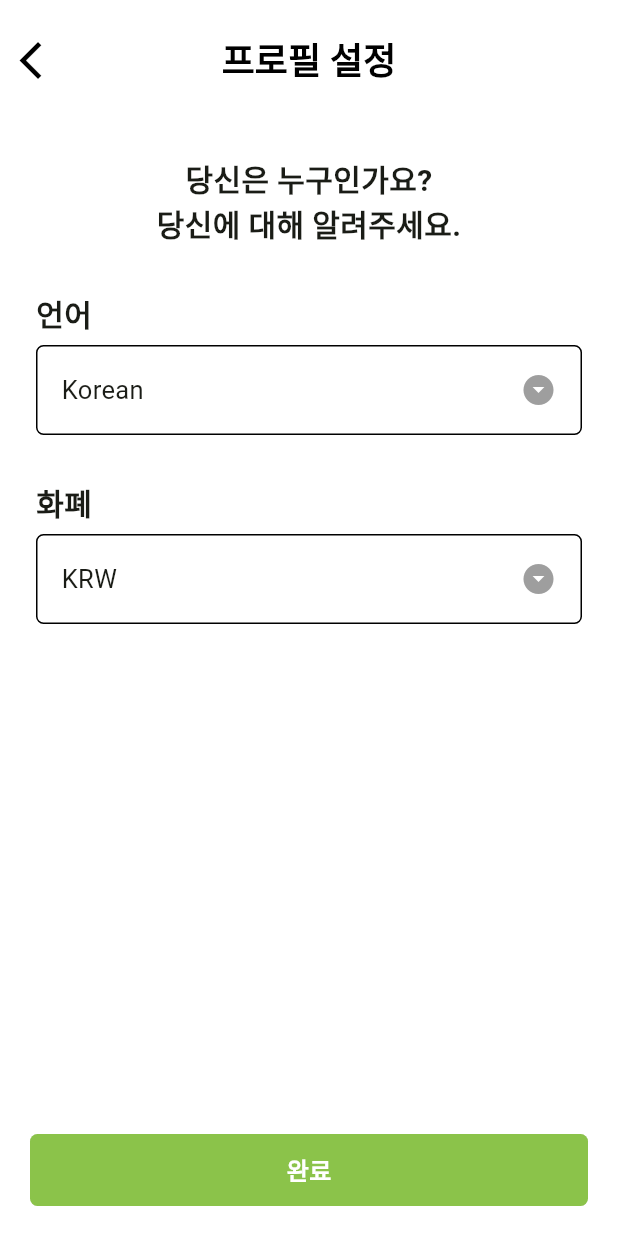
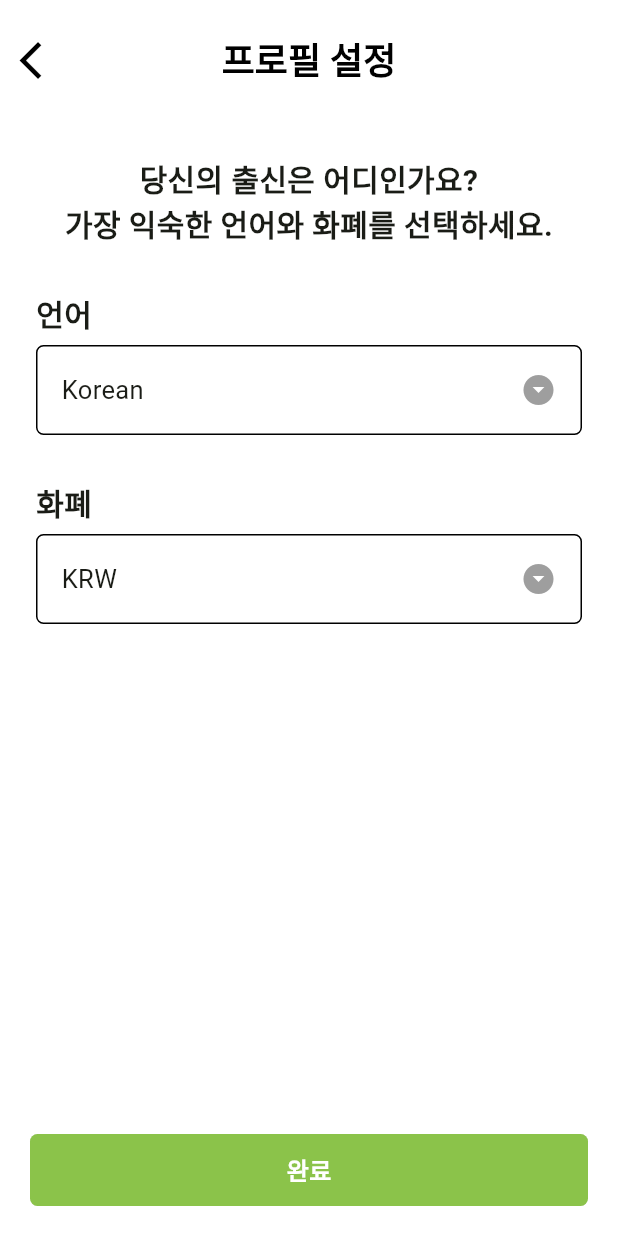
Before and after one commit to Team-FoodiePass/FoodiePass-Android, a Flutter app: the screen it shows after launch, on a phone screen of 412 x 824 dp. Run offline on Flutter 3.47's test engine with Material 3 defaults, Android fonts, the phone set to English and light mode, and no system bars; our stand-ins replace flutter_secure_storage, flutter_svg, get, image_picker; project files that could hold a hidden picture were left out.

Commit message:
[#40] fix: 일부 텍스트 수정
- 프로필 설정 페이지
- 추천 메뉴 배너 텍스트

```diff
--- a/lib/pages/profile_setting_page.dart
+++ b/lib/pages/profile_setting_page.dart
@@ -100,7 +100,7 @@ class _ProfileSettingPageState extends State<ProfileSettingPage> {
             const Align(
               alignment: Alignment.center,
               child: Text(
-                "당신은 누구인가요?\n당신에 대해 알려주세요.",
+                "당신의 출신은 어디인가요?\n가장 익숙한 언어와 화폐를 선택하세요.",
                 textAlign: TextAlign.center,
                 style: TextStyle(
                   fontSize: 20, // 텍스트 크기
--- a/lib/widgets/recomend_menu_widget.dart
+++ b/lib/widgets/recomend_menu_widget.dart
@@ -180,7 +180,7 @@ class MenuItemCard extends StatelessWidget {
                   BorderRadius.only(bottomRight: Radius.circular(8)),
                 ),
                 child: Text(
-                  '추천 메뉴',
+                  '한국인 선호 메뉴',
                   style: TextStyle(color: Colors.white, fontSize: 12),
                 ),
               ),
```
